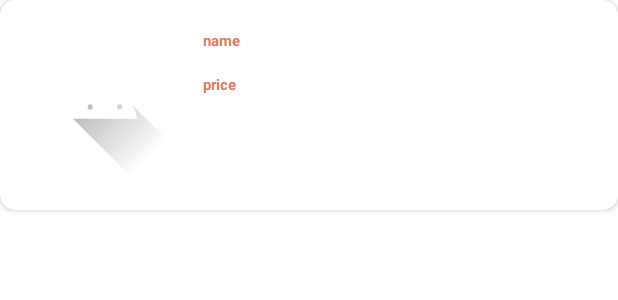
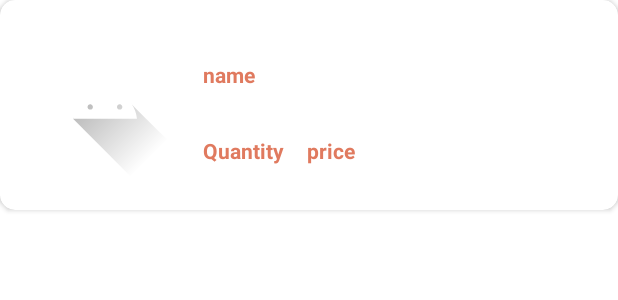
Before and after one commit to goodjobguy1234/BubbleTeaUser, an Android app: the layout reward_order_layout.xml on its own in the app's theme, with its tools: preview values and no code run, on a phone screen of 412 x 824 dp. Shown: the top 300 px of the screen. Run offline under Robolectric (Android 15) with nearby library versions, the phone set to English and light mode, and no system bars.

```diff
--- a/app/src/main/java/com/example/termprojectuser/BaseActivity.kt
+++ b/app/src/main/java/com/example/termprojectuser/BaseActivity.kt
@@ -1,9 +1,11 @@
 package com.example.termprojectuser
 
+import android.content.Context
 import android.graphics.Color
 import android.os.Bundle
 import android.os.PersistableBundle
 import android.view.View
+import android.widget.Toast
 import androidx.appcompat.app.AlertDialog
 import androidx.appcompat.app.AppCompatActivity
 
@@ -67,6 +69,9 @@ abstract class BaseActivity() : AppCompatActivity() {
             }
         }.create()
     }
+    fun showToast(context: Context, massage: String){
+        Toast.makeText(context, massage, Toast.LENGTH_SHORT).show()
+    }
 
     abstract fun getLayoutResourceId():Int
 
--- a/app/src/main/java/com/example/termprojectuser/MenuAdapter.kt
+++ b/app/src/main/java/com/example/termprojectuser/MenuAdapter.kt
@@ -17,7 +17,7 @@ import com.firebase.ui.database.FirebaseRecyclerAdapter
 import com.firebase.ui.database.FirebaseRecyclerOptions
 
 
-class MenuAdapter(options: FirebaseRecyclerOptions<Menu>, val callback: (Menu) -> Unit): FirebaseRecyclerAdapter<Menu,MenuAdapter.ViewHolder>(options) {
+class MenuAdapter(options: FirebaseRecyclerOptions<Menu>, val callback: (Menu?) -> Unit): FirebaseRecyclerAdapter<Menu,MenuAdapter.ViewHolder>(options) {
     private lateinit var mcontext:Context
     inner class ViewHolder(itemView: View):RecyclerView.ViewHolder(itemView){
         val image = itemView.findViewById<ImageView>(R.id.menuImage)
@@ -47,7 +47,7 @@ class MenuAdapter(options: FirebaseRecyclerOptions<Menu>, val callback: (Menu) -
                     Log.d("amount", model.remain.toString())
                     callback(model)
                 }else{
-                    Toast.makeText(mcontext, "This Menu Sold Out", Toast.LENGTH_LONG).show()
+                    callback(null)
                 }
             }
         }
--- a/app/src/main/res/layout/reward_order_layout.xml
+++ b/app/src/main/res/layout/reward_order_layout.xml
@@ -29,22 +29,42 @@
                 android:id="@+id/txt_ordername"
                 android:layout_width="match_parent"
                 android:layout_height="wrap_content"
-                android:paddingLeft="15dp"
+                android:paddingStart="15dp"
                 android:paddingBottom="15dp"
+                android:layout_marginTop="20dp"
+                android:maxWidth="100dp"
+                android:maxLines="3"
+                android:minLines="2"
                 android:text="name"
                 android:textColor="@color/orange"
-                android:textSize="10dp"
+                android:textSize="14sp"
                 android:textStyle="bold" />
+            <LinearLayout
+                android:layout_width="match_parent"
+                android:layout_height="match_parent"
+                android:orientation="horizontal"
+                >
+                <TextView
+                    android:layout_width="wrap_content"
+                    android:layout_height="wrap_content"
+                    android:paddingStart="15dp"
+                    android:text="Quantity"
+                    android:textSize="14sp"
+                    android:textStyle="bold"
+                    android:textColor="@color/orange"
+                    />
                 <TextView
                     android:id="@+id/txt_orderprice"
-                android:paddingLeft="15dp"
+                    android:paddingStart="15dp"
                     android:textStyle="bold"
-                android:layout_weight="1"
                     android:layout_width="match_parent"
                     android:layout_height="wrap_content"
                     android:text="price"
-                android:textSize="10dp"
+                    android:textSize="14sp"
                     android:textColor="@color/orange" />
+
+            </LinearLayout>
+
         </LinearLayout>
 
     </LinearLayout>
```
Also changed, not shown: app/src/main/java/com/example/termprojectuser/FIrebaseMenuHelper.kt (+5 -2 lines), app/src/main/java/com/example/termprojectuser/MainActivity.kt (+30 -17 lines), app/src/main/java/com/example/termprojectuser/OrderAdapter.kt (+6 -5 lines). Lines whose indentation alone changed are shown as unchanged.
